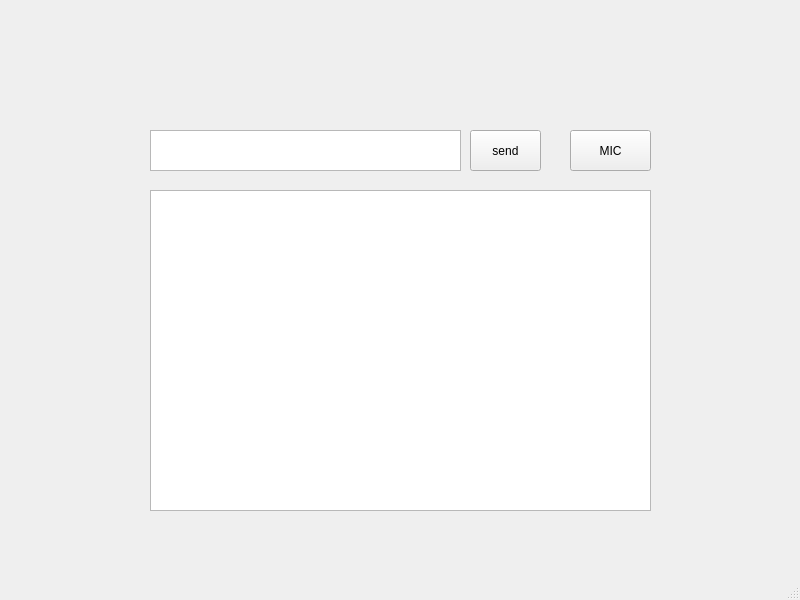
Before: the Qt Designer form UI/main.ui in coffee007/ZenAssistant, drawn with Qt 5.
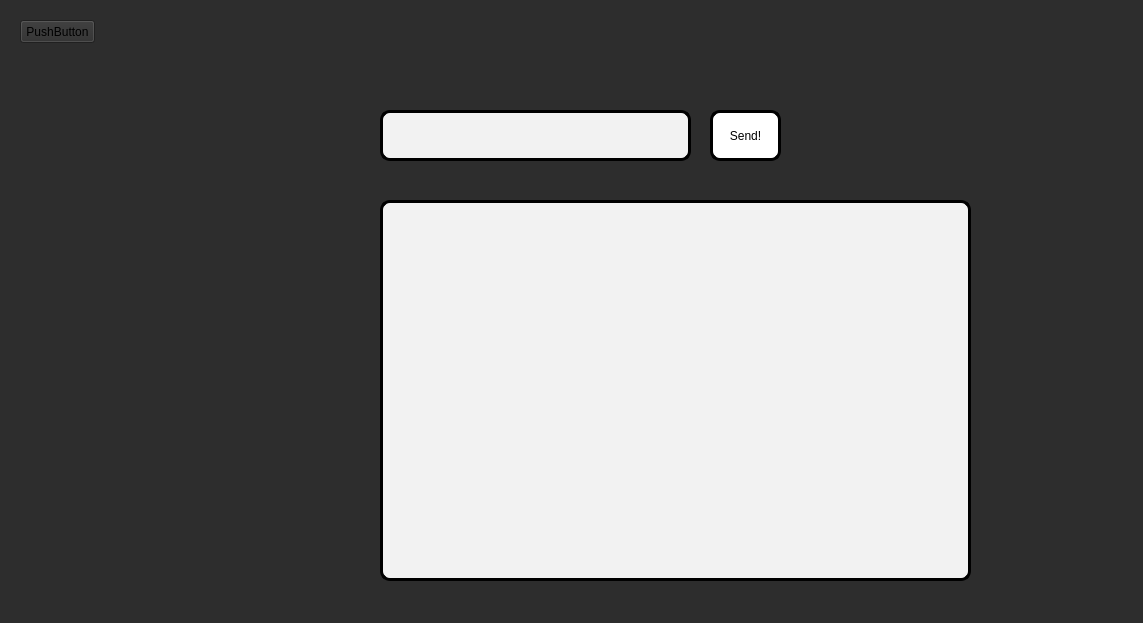
After: the same form once the commit is applied. Icons and pictures are not drawn.

Commit message: gui complete bot can speak voice input is possible but the gui stops responding if send is clicked repeatedly program crashes

```diff
--- a/UI/main.ui
+++ b/UI/main.ui
@@ -6,61 +6,131 @@
    <rect>
     <x>0</x>
     <y>0</y>
-    <width>800</width>
-    <height>600</height>
+    <width>1143</width>
+    <height>623</height>
    </rect>
   </property>
   <property name="windowTitle">
    <string>MainWindow</string>
   </property>
+  <property name="styleSheet">
+   <string notr="true">background-color:#2d2d2d;</string>
+  </property>
   <widget class="QWidget" name="centralwidget">
    <widget class="QPushButton" name="pushButton">
     <property name="geometry">
      <rect>
-      <x>470</x>
-      <y>130</y>
+      <x>710</x>
+      <y>110</y>
       <width>71</width>
-      <height>41</height>
+      <height>51</height>
      </rect>
     </property>
+    <property name="cursor">
+     <cursorShape>PointingHandCursor</cursorShape>
+    </property>
+    <property name="autoFillBackground">
+     <bool>false</bool>
+    </property>
+    <property name="styleSheet">
+     <string notr="true">border-radius:10px; background-color:white; border: 2.5px solid black;</string>
+    </property>
     <property name="text">
-     <string>send</string>
+     <string>Send!</string>
+    </property>
+    <property name="shortcut">
+     <string>Return</string>
     </property>
    </widget>
    <widget class="QTextEdit" name="textEdit">
     <property name="geometry">
      <rect>
-      <x>150</x>
-      <y>130</y>
+      <x>380</x>
+      <y>110</y>
       <width>311</width>
-      <height>41</height>
+      <height>51</height>
      </rect>
     </property>
+    <property name="font">
+     <font>
+      <family>Georgia</family>
+     </font>
+    </property>
+    <property name="styleSheet">
+     <string notr="true">background-color:#f2f2f2; color:black; padding:5px; border-radius:10px;border:2.5px solid black;</string>
+    </property>
    </widget>
-   <widget class="QPushButton" name="pushButton_2">
+   <widget class="QPushButton" name="voiceinput">
+    <property name="enabled">
+     <bool>true</bool>
+    </property>
     <property name="geometry">
      <rect>
-      <x>570</x>
-      <y>130</y>
-      <width>81</width>
-      <height>41</height>
+      <x>910</x>
+      <y>110</y>
+      <width>51</width>
+      <height>51</height>
      </rect>
     </property>
     <property name="autoFillBackground">
      <bool>false</bool>
     </property>
+    <property name="styleSheet">
+     <string notr="true">border-radius:10px;</string>
+    </property>
     <property name="text">
-     <string>MIC</string>
+     <string/>
     </property>
+    <property name="icon">
+     <iconset>
+      <normaloff>assets/microphone_icon.jpg</normaloff>assets/microphone_icon.jpg</iconset>
+    </property>
+    <property name="iconSize">
+     <size>
+      <width>64</width>
+      <height>64</height>
+     </size>
+    </property>
+    <property name="shortcut">
+     <string>Shift+V</string>
+    </property>
+    <property name="checkable">
+     <bool>false</bool>
+    </property>
+    <property name="autoRepeatInterval">
+     <number>101</number>
+    </property>
    </widget>
-   <widget class="QPlainTextEdit" name="plainTextEdit">
+   <widget class="QPushButton" name="btn_toggle">
     <property name="geometry">
      <rect>
-      <x>150</x>
-      <y>190</y>
-      <width>501</width>
-      <height>321</height>
+      <x>20</x>
+      <y>20</y>
+      <width>75</width>
+      <height>23</height>
      </rect>
+    </property>
+    <property name="text">
+     <string>PushButton</string>
+    </property>
+   </widget>
+   <widget class="QTextEdit" name="chatrec">
+    <property name="geometry">
+     <rect>
+      <x>380</x>
+      <y>200</y>
+      <width>591</width>
+      <height>381</height>
+     </rect>
+    </property>
+    <property name="styleSheet">
+     <string notr="true">background-color:#f2f2f2; color:black;padding:8px; border: 2.5px solid black; border-radius:10px;</string>
+    </property>
+    <property name="readOnly">
+     <bool>true</bool>
+    </property>
+    <property name="overwriteMode">
+     <bool>true</bool>
     </property>
    </widget>
   </widget>
```
Left out of the diff: 7 changed lines with no effect on the pictures. The commit also changes 5 other files.
